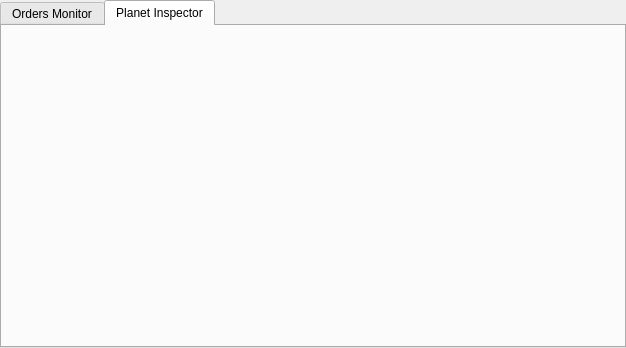
First picture: the form in planet_explorer/ui/pe_orders_monitor_dockwidget.ui, repository planetlabs/qgis-planet-plugin, before the edit.
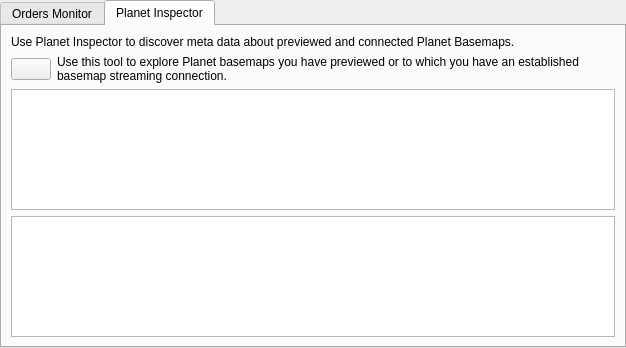
Second picture: the form after the edit. The open tabs and pages were chosen to show the change.

Commit message: started work on planet inspector

The edit to the form file:
```diff
--- a/planet_explorer/ui/pe_orders_monitor_dockwidget.ui
+++ b/planet_explorer/ui/pe_orders_monitor_dockwidget.ui
@@ -77,6 +77,51 @@
        <attribute name="title">
         <string>Planet Inspector</string>
        </attribute>
+       <layout class="QVBoxLayout" name="verticalLayout_3">
+        <item>
+         <widget class="QLabel" name="label">
+          <property name="text">
+           <string>Use Planet Inspector to discover meta data about previewed and connected Planet Basemaps.</string>
+          </property>
+         </widget>
+        </item>
+        <item>
+         <layout class="QHBoxLayout" name="horizontalLayout_2">
+          <item>
+           <widget class="QPushButton" name="btnMapTool">
+            <property name="sizePolicy">
+             <sizepolicy hsizetype="Maximum" vsizetype="Fixed">
+              <horstretch>0</horstretch>
+              <verstretch>0</verstretch>
+             </sizepolicy>
+            </property>
+            <property name="text">
+             <string/>
+            </property>
+            <property name="checkable">
+             <bool>true</bool>
+            </property>
+           </widget>
+          </item>
+          <item>
+           <widget class="QLabel" name="label_2">
+            <property name="text">
+             <string>Use this tool to explore Planet basemaps you have previewed or to which you have an established basemap streaming connection.</string>
+            </property>
+            <property name="wordWrap">
+             <bool>true</bool>
+            </property>
+           </widget>
+          </item>
+         </layout>
+        </item>
+        <item>
+         <widget class="QListWidget" name="listScenes"/>
+        </item>
+        <item>
+         <widget class="QTextBrowser" name="textBrowser"/>
+        </item>
+       </layout>
       </widget>
      </widget>
     </item>
```
Left out of the diff: 2 changed lines with no effect on the pictures. The commit also changes 6 other files.
